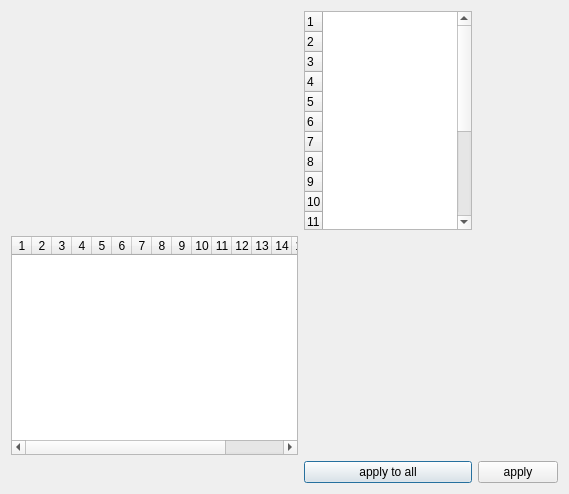
Old version of the form ui/confirmmasspoint.ui in the repository h378915980/client.
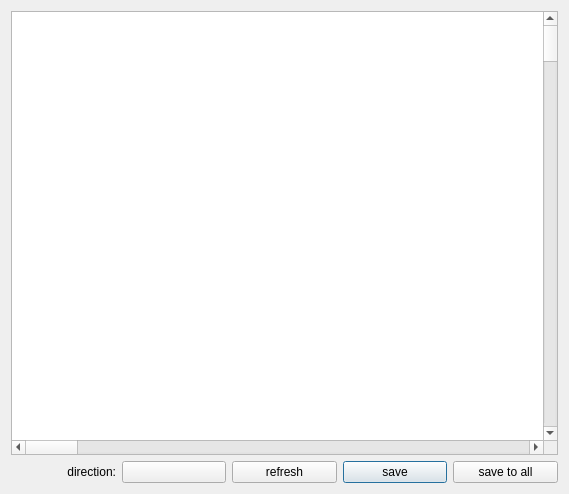
New version of the form. Icons and pictures are not drawn.

Commit message: feat(position map): realize position map and position table

What changed in the file:
```diff
--- a/ui/confirmmasspoint.ui
+++ b/ui/confirmmasspoint.ui
@@ -14,97 +14,103 @@
    <string>Dialog</string>
   </property>
   <layout class="QGridLayout" name="gridLayout">
-   <item row="0" column="0">
-    <widget class="QLabel" name="label">
+   <item row="1" column="3">
+    <widget class="QPushButton" name="pushButton_3">
      <property name="text">
-      <string/>
+      <string>save</string>
      </property>
      <property name="pixmap">
       <pixmap resource="../iconQrc.qrc">:/icon/table.PNG</pixmap>
      </property>
     </widget>
    </item>
-   <item row="2" column="0">
-    <spacer name="horizontalSpacer">
-     <property name="orientation">
-      <enum>Qt::Horizontal</enum>
-     </property>
-     <property name="sizeHint" stdset="0">
-      <size>
-       <width>376</width>
-       <height>20</height>
-      </size>
-     </property>
-    </spacer>
-   </item>
-   <item row="2" column="1">
-    <widget class="QPushButton" name="pushButton_2">
-     <property name="text">
-      <string>apply to all</string>
-     </property>
-    </widget>
-   </item>
-   <item row="2" column="2" colspan="2">
+   <item row="1" column="1">
     <widget class="QPushButton" name="pushButton">
      <property name="text">
-      <string>apply</string>
+      <string/>
      </property>
     </widget>
    </item>
    <item row="1" column="0">
+    <widget class="QLabel" name="label">
+     <property name="text">
+      <string>direction:</string>
+     </property>
+     <property name="alignment">
+      <set>Qt::AlignRight|Qt::AlignTrailing|Qt::AlignVCenter</set>
+     </property>
+    </widget>
+   </item>
+   <item row="1" column="2">
+    <widget class="QPushButton" name="pushButton_4">
+     <property name="text">
+      <string>refresh</string>
+     </property>
+    </widget>
+   </item>
+   <item row="1" column="4">
+    <widget class="QPushButton" name="pushButton_2">
+     <property name="text">
+      <string>save to all</string>
+     </property>
+    </widget>
+   </item>
+   <item row="0" column="0" colspan="5">
     <widget class="QTableWidget" name="tableWidget">
+     <property name="enabled">
+      <bool>true</bool>
+     </property>
+     <property name="frameShape">
+      <enum>QFrame::StyledPanel</enum>
+     </property>
+     <property name="verticalScrollBarPolicy">
+      <enum>Qt::ScrollBarAsNeeded</enum>
+     </property>
+     <property name="horizontalScrollBarPolicy">
+      <enum>Qt::ScrollBarAsNeeded</enum>
+     </property>
+     <property name="sizeAdjustPolicy">
+      <enum>QAbstractScrollArea::AdjustIgnored</enum>
+     </property>
+     <property name="editTriggers">
+      <set>QAbstractItemView::NoEditTriggers</set>
+     </property>
+     <property name="selectionMode">
+      <enum>QAbstractItemView::SingleSelection</enum>
+     </property>
+     <property name="showGrid">
+      <bool>false</bool>
+     </property>
+     <property name="wordWrap">
+      <bool>true</bool>
+     </property>
+     <property name="cornerButtonEnabled">
+      <bool>false</bool>
+     </property>
+     <property name="rowCount">
+      <number>256</number>
+     </property>
      <property name="columnCount">
-      <number>18</number>
+      <number>256</number>
      </property>
+     <attribute name="horizontalHeaderVisible">
+      <bool>false</bool>
+     </attribute>
      <attribute name="horizontalHeaderMinimumSectionSize">
-      <number>10</number>
+      <number>5</number>
      </attribute>
      <attribute name="horizontalHeaderDefaultSectionSize">
-      <number>20</number>
+      <number>5</number>
      </attribute>
      <attribute name="verticalHeaderVisible">
       <bool>false</bool>
      </attribute>
      <attribute name="verticalHeaderMinimumSectionSize">
-      <number>10</number>
+      <number>5</number>
      </attribute>
      <attribute name="verticalHeaderDefaultSectionSize">
-      <number>10</number>
+      <number>5</number>
      </attribute>
-     <column/>
-     <column/>
-     <column/>
-     <column/>
-     <column/>
-     <column/>
-     <column/>
-     <column/>
-     <column/>
-     <column/>
-     <column/>
-     <column/>
-     <column/>
-     <column/>
-     <column/>
-     <column/>
-     <column/>
-     <column/>
-    </widget>
-   </item>
-   <item row="0" column="1">
-    <widget class="QTableWidget" name="tableWidget_2">
-     <property name="rowCount">
-      <number>18</number>
-     </property>
-     <attribute name="horizontalHeaderVisible">
-      <bool>false</bool>
-     </attribute>
-     <attribute name="verticalHeaderMinimumSectionSize">
-      <number>10</number>
-     </attribute>
-     <attribute name="verticalHeaderDefaultSectionSize">
-      <number>20</number>
-     </attribute>
      <row/>
      <row/>
      <row/>
@@ -123,6 +129,514 @@
      <row/>
      <row/>
      <row/>
+     <row/>
+     <row/>
+     <row/>
+     <row/>
+     <row/>
+     <row/>
+     <row/>
+     <row/>
+     <row/>
+     <row/>
+     <row/>
+     <row/>
+     <row/>
+     <row/>
+     <row/>
+     <row/>
+     <row/>
+     <row/>
+     <row/>
+     <row/>
+     <row/>
+     <row/>
+     <row/>
+     <row/>
+     <row/>
+     <row/>
+     <row/>
+     <row/>
+     <row/>
+     <row/>
+     <row/>
+     <row/>
+     <row/>
+     <row/>
+     <row/>
+     <row/>
+     <row/>
+     <row/>
+     <row/>
+     <row/>
+     <row/>
+     <row/>
+     <row/>
+     <row/>
+     <row/>
+     <row/>
+     <row/>
+     <row/>
+     <row/>
+     <row/>
+     <row/>
+     <row/>
+     <row/>
+     <row/>
+     <row/>
+     <row/>
+     <row/>
+     <row/>
+     <row/>
+     <row/>
+     <row/>
+     <row/>
+     <row/>
+     <row/>
+     <row/>
+     <row/>
+     <row/>
+     <row/>
+     <row/>
+     <row/>
+     <row/>
+     <row/>
+     <row/>
+     <row/>
+     <row/>
+     <row/>
+     <row/>
+     <row/>
+     <row/>
+     <row/>
+     <row/>
+     <row/>
+     <row/>
+     <row/>
+     <row/>
+     <row/>
+     <row/>
+     <row/>
+     <row/>
+     <row/>
+     <row/>
+     <row/>
+     <row/>
+     <row/>
+     <row/>
+     <row/>
+     <row/>
+     <row/>
+     <row/>
+     <row/>
+     <row/>
+     <row/>
+     <row/>
+     <row/>
+     <row/>
+     <row/>
+     <row/>
+     <row/>
+     <row/>
+     <row/>
+     <row/>
+     <row/>
+     <row/>
+     <row/>
+     <row/>
+     <row/>
+     <row/>
+     <row/>
+     <row/>
+     <row/>
+     <row/>
+     <row/>
+     <row/>
+     <row/>
+     <row/>
+     <row/>
+     <row/>
+     <row/>
+     <row/>
+     <row/>
+     <row/>
+     <row/>
+     <row/>
+     <row/>
+     <row/>
+     <row/>
+     <row/>
+     <row/>
+     <row/>
+     <row/>
+     <row/>
+     <row/>
+     <row/>
+     <row/>
+     <row/>
+     <row/>
+     <row/>
+     <row/>
+     <row/>
+     <row/>
+     <row/>
+     <row/>
+     <row/>
+     <row/>
+     <row/>
+     <row/>
+     <row/>
+     <row/>
+     <row/>
+     <row/>
+     <row/>
+     <row/>
+     <row/>
+     <row/>
+     <row/>
+     <row/>
+     <row/>
+     <row/>
+     <row/>
+     <row/>
+     <row/>
+     <row/>
+     <row/>
+     <row/>
+     <row/>
+     <row/>
+     <row/>
+     <row/>
+     <row/>
+     <row/>
+     <row/>
+     <row/>
+     <row/>
+     <row/>
+     <row/>
+     <row/>
+     <row/>
+     <row/>
+     <row/>
+     <row/>
+     <row/>
+     <row/>
+     <row/>
+     <row/>
+     <row/>
+     <row/>
+     <row/>
+     <row/>
+     <row/>
+     <row/>
+     <row/>
+     <row/>
+     <row/>
+     <row/>
+     <row/>
+     <row/>
+     <row/>
+     <row/>
+     <row/>
+     <row/>
+     <row/>
+     <row/>
+     <row/>
+     <row/>
+     <row/>
+     <row/>
+     <row/>
+     <row/>
+     <row/>
+     <row/>
+     <row/>
+     <row/>
+     <row/>
+     <row/>
+     <row/>
+     <row/>
+     <row/>
+     <row/>
+     <row/>
+     <row/>
+     <row/>
+     <row/>
+     <row/>
+     <row/>
+     <row/>
+     <row/>
+     <row/>
+     <row/>
+     <column/>
+     <column/>
+     <column/>
+     <column/>
+     <column/>
+     <column/>
+     <column/>
+     <column/>
+     <column/>
+     <column/>
+     <column/>
+     <column/>
+     <column/>
+     <column/>
+     <column/>
+     <column/>
+     <column/>
+     <column/>
+     <column/>
+     <column/>
+     <column/>
+     <column/>
+     <column/>
+     <column/>
+     <column/>
+     <column/>
+     <column/>
+     <column/>
+     <column/>
+     <column/>
+     <column/>
+     <column/>
+     <column/>
+     <column/>
+     <column/>
+     <column/>
+     <column/>
+     <column/>
+     <column/>
+     <column/>
+     <column/>
+     <column/>
+     <column/>
+     <column/>
+     <column/>
+     <column/>
+     <column/>
+     <column/>
+     <column/>
+     <column/>
+     <column/>
+     <column/>
+     <column/>
+     <column/>
+     <column/>
+     <column/>
+     <column/>
+     <column/>
+     <column/>
+     <column/>
+     <column/>
+     <column/>
+     <column/>
+     <column/>
+     <column/>
+     <column/>
+     <column/>
+     <column/>
+     <column/>
+     <column/>
+     <column/>
+     <column/>
+     <column/>
+     <column/>
+     <column/>
+     <column/>
+     <column/>
+     <column/>
+     <column/>
+     <column/>
+     <column/>
+     <column/>
+     <column/>
+     <column/>
+     <column/>
+     <column/>
+     <column/>
+     <column/>
+     <column/>
+     <column/>
+     <column/>
+     <column/>
+     <column/>
+     <column/>
+     <column/>
+     <column/>
+     <column/>
+     <column/>
+     <column/>
+     <column/>
+     <column/>
+     <column/>
+     <column/>
+     <column/>
+     <column/>
+     <column/>
+     <column/>
+     <column/>
+     <column/>
+     <column/>
+     <column/>
+     <column/>
+     <column/>
+     <column/>
+     <column/>
+     <column/>
+     <column/>
+     <column/>
+     <column/>
+     <column/>
+     <column/>
+     <column/>
+     <column/>
+     <column/>
+     <column/>
+     <column/>
+     <column/>
+     <column/>
+     <column/>
+     <column/>
+     <column/>
+     <column/>
+     <column/>
+     <column/>
+     <column/>
+     <column/>
+     <column/>
+     <column/>
+     <column/>
+     <column/>
+     <column/>
+     <column/>
+     <column/>
+     <column/>
+     <column/>
+     <column/>
+     <column/>
+     <column/>
+     <column/>
+     <column/>
+     <column/>
+     <column/>
+     <column/>
+     <column/>
+     <column/>
+     <column/>
+     <column/>
+     <column/>
+     <column/>
+     <column/>
+     <column/>
+     <column/>
+     <column/>
+     <column/>
+     <column/>
+     <column/>
+     <column/>
+     <column/>
+     <column/>
+     <column/>
+     <column/>
+     <column/>
+     <column/>
+     <column/>
+     <column/>
+     <column/>
+     <column/>
+     <column/>
+     <column/>
+     <column/>
+     <column/>
+     <column/>
+     <column/>
+     <column/>
+     <column/>
+     <column/>
+     <column/>
+     <column/>
+     <column/>
+     <column/>
+     <column/>
+     <column/>
+     <column/>
+     <column/>
+     <column/>
+     <column/>
+     <column/>
+     <column/>
+     <column/>
+     <column/>
+     <column/>
+     <column/>
+     <column/>
+     <column/>
+     <column/>
+     <column/>
+     <column/>
+     <column/>
+     <column/>
+     <column/>
+     <column/>
+     <column/>
+     <column/>
+     <column/>
+     <column/>
+     <column/>
+     <column/>
+     <column/>
+     <column/>
+     <column/>
+     <column/>
+     <column/>
+     <column/>
+     <column/>
+     <column/>
+     <column/>
+     <column/>
+     <column/>
+     <column/>
+     <column/>
+     <column/>
+     <column/>
+     <column/>
+     <column/>
+     <column/>
+     <column/>
+     <column/>
+     <column/>
+     <column/>
+     <column/>
+     <column/>
+     <column/>
+     <column/>
+     <column/>
+     <column/>
+     <column/>
+     <column/>
+     <column/>
+     <column/>
+     <column/>
+     <column/>
+     <column/>
+     <column/>
+     <column/>
+     <column/>
+     <column/>
+     <item row="0" column="0">
+      <property name="text">
+       <string/>
+      </property>
+      <property name="foreground">
+       <brush brushstyle="VerPattern">
+        <color alpha="255">
+         <red>0</red>
+         <green>0</green>
+         <blue>0</blue>
+        </color>
+       </brush>
+      </property>
+     </item>
     </widget>
    </item>
   </layout>
```
Left out of the diff: 7 changed lines with no effect on the pictures. The commit also changes 12 other files.
